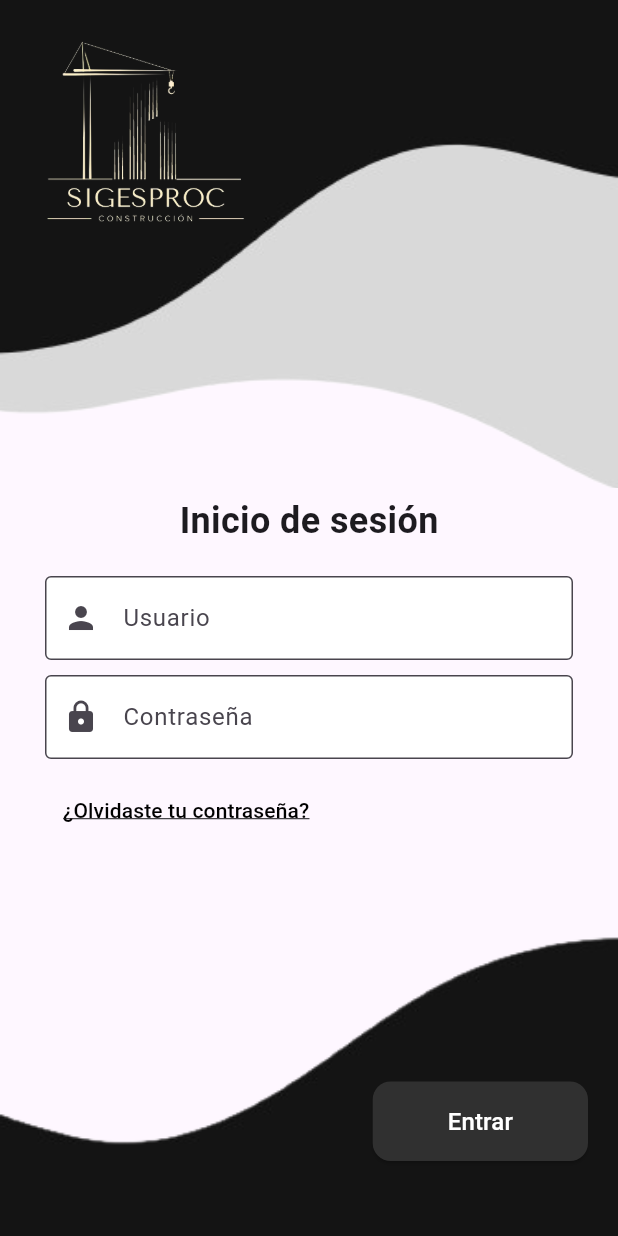
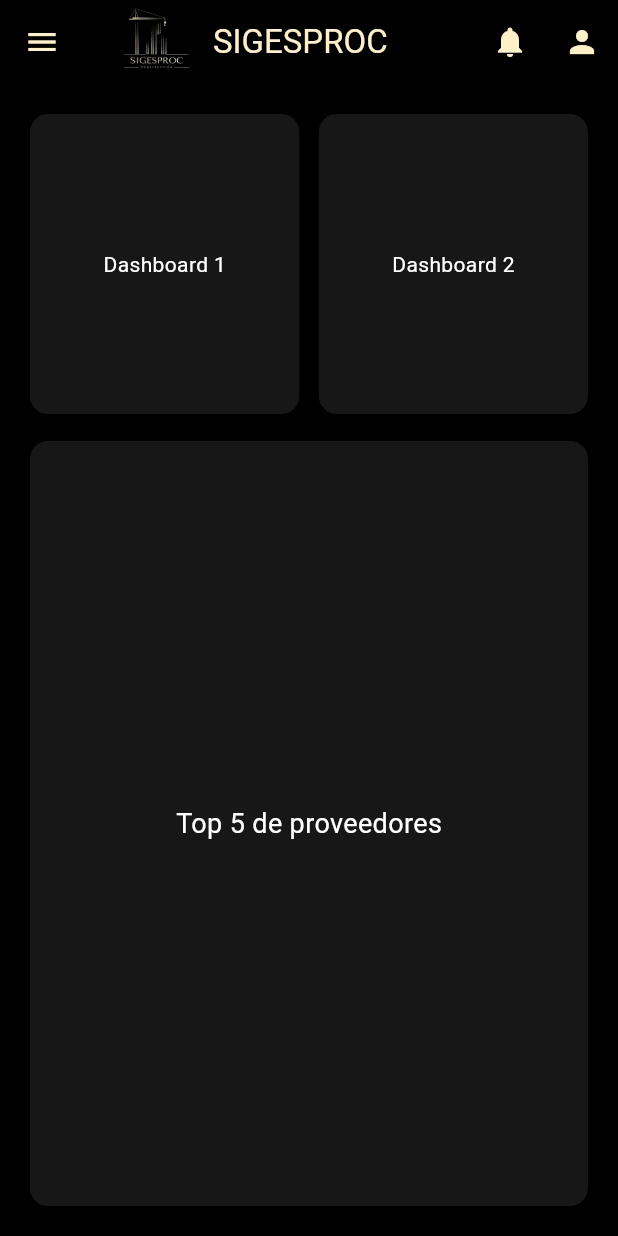
Before and after one commit to KevinMatta/app_sigesproc, a Flutter app: the screen it shows after launch, after a tap on "Entrar", on a phone screen of 412 x 824 dp. Run offline on Flutter 3.47's test engine with Material 3 defaults, Android fonts, the phone set to English and light mode, and no system bars; our stand-ins replace flutter_svg, shared_preferences.

Commit message:
Login, Inicio  y Menu

```diff
--- a/sigesproc_app/lib/auth/login.dart
+++ b/sigesproc_app/lib/auth/login.dart
@@ -3,6 +3,8 @@ import 'package:flutter_svg/flutter_svg.dart';
 // import 'package:shared_preferences/shared_preferences.dart';
 // import 'package:intl/intl.dart';
 import 'package:sigesproc_app/auth/reestablecer.dart';
+import 'package:sigesproc_app/screens/inicio.dart';
+import 'package:sigesproc_app/screens/menu.dart';
 // import '../services/loginservice.dart';
 
 class Login extends StatefulWidget {
@@ -178,12 +180,12 @@ class _LoginState extends State<Login> {
     //   await pref.setString('IDRegistro', response['regi_Id'].toString());
     //   await pref.setString('EsAdmin', response['usua_EsAdmin'].toString());
 
-    //   Navigator.push(
-    //     context,
-    //     MaterialPageRoute(
-    //       builder: (context) => Reestablecer(), // Replace with your menu screen
-    //     ),
-    //   );
+      Navigator.push(
+        context,
+        MaterialPageRoute(
+          builder: (context) => Inicio(),
+        ),
+      );
     // } else {
     //   setState(() {
     //     usuariooController.clear();
--- a/sigesproc_app/lib/main.dart
+++ b/sigesproc_app/lib/main.dart
@@ -11,6 +11,7 @@ class MyApp extends StatelessWidget {
   Widget build(BuildContext context) {
     return MaterialApp(
       title: 'SIGESPROC',
+      debugShowCheckedModeBanner: false,
       theme: ThemeData(
         colorScheme: ColorScheme.fromSeed(seedColor: Colors.deepPurple),
         useMaterial3: true,
--- /dev/null
+++ b/sigesproc_app/lib/screens/inicio.dart
@@ -0,0 +1,115 @@
+import 'package:flutter/material.dart';
+import 'menu.dart';
+
+class Inicio extends StatefulWidget {
+  @override
+  _InicioState createState() => _InicioState();
+}
+
+class _InicioState extends State<Inicio> {
+  int _selectedIndex = 0;
+
+  void _onItemTapped(int index) {
+    setState(() {
+      _selectedIndex = index;
+    });
+    Navigator.pop(context); // Cierra el drawer después de seleccionar un elemento
+  }
+
+  @override
+  Widget build(BuildContext context) {
+    return Scaffold(
+      appBar: AppBar(
+        backgroundColor: Colors.black,
+        title: Row(
+          children: [
+            Image.asset(
+              'lib/assets/logo-sigesproc.png',
+              height: 60,
+            ),
+            SizedBox(width: 10),
+            Text(
+              'SIGESPROC',
+              style: TextStyle(color: Color(0xFFFFF0C6)),
+            ),
+          ],
+        ),
+        iconTheme: const IconThemeData(color: Color(0xFFFFF0C6)),
+        actions: <Widget>[
+          IconButton(
+            icon: Icon(Icons.notifications),
+            onPressed: () {},
+          ),
+          IconButton(
+            icon: Icon(Icons.person),
+            onPressed: () {},
+          ),
+        ],
+      ),
+      drawer: MenuLateral(
+        selectedIndex: _selectedIndex,
+        onItemSelected: _onItemTapped,
+      ),
+      body: Container(
+        color: Colors.black,
+        padding: const EdgeInsets.all(16.0),
+        child: Column(
+          children: [
+            Row(
+              children: [
+                Expanded(
+                  child: Card(
+                    color: Color(0xFF171717),
+                    child: Container(
+                      height: 200,
+                      child: Center(
+                        child: Text(
+                          'Dashboard 1',
+                          style: TextStyle(color: Colors.white),
+                        ),
+                      ),
+                    ),
+                  ),
+                ),
+                SizedBox(width: 5),
+                Expanded(
+                  child: Card(
+                    color: Color(0xFF171717),
+                    child: Container(
+                      height: 200,
+                      child: Center(
+                        child: Text(
+                          'Dashboard 2',
+                          style: TextStyle(color: Colors.white),
+                        ),
+                      ),
+                    ),
+                  ),
+                ),
+              ],
+            ),
+            SizedBox(height: 10),
+            Expanded(
+              child: Card(
+                color: Color(0xFF171717),
+                child: Container(
+                  child: Center(
+                    child: Column(
+                      mainAxisAlignment: MainAxisAlignment.center,
+                      children: [
+                        Text(
+                          'Top 5 de proveedores',
+                          style: TextStyle(color: Colors.white, fontSize: 18),
+                        ),
+                      ],
+                    ),
+                  ),
+                ),
+              ),
+            ),
+          ],
+        ),
+      ),
+    );
+  }
+}
```
Also changed, not shown: sigesproc_app/lib/screens/menu.dart (added, +95 -0 lines).
